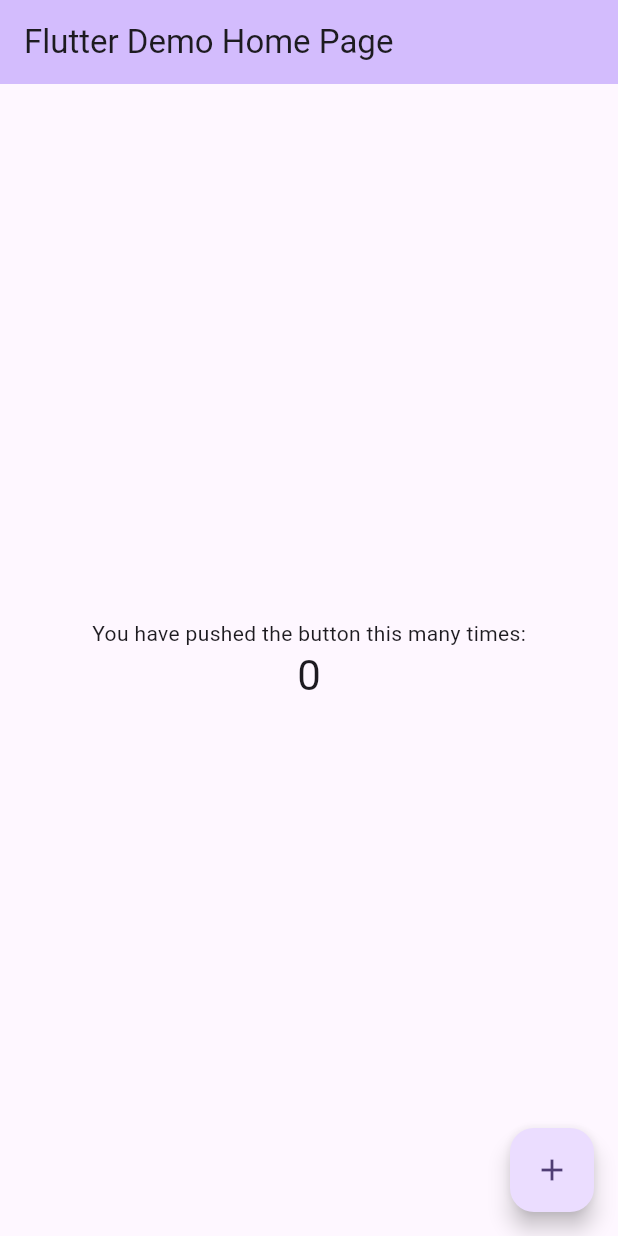
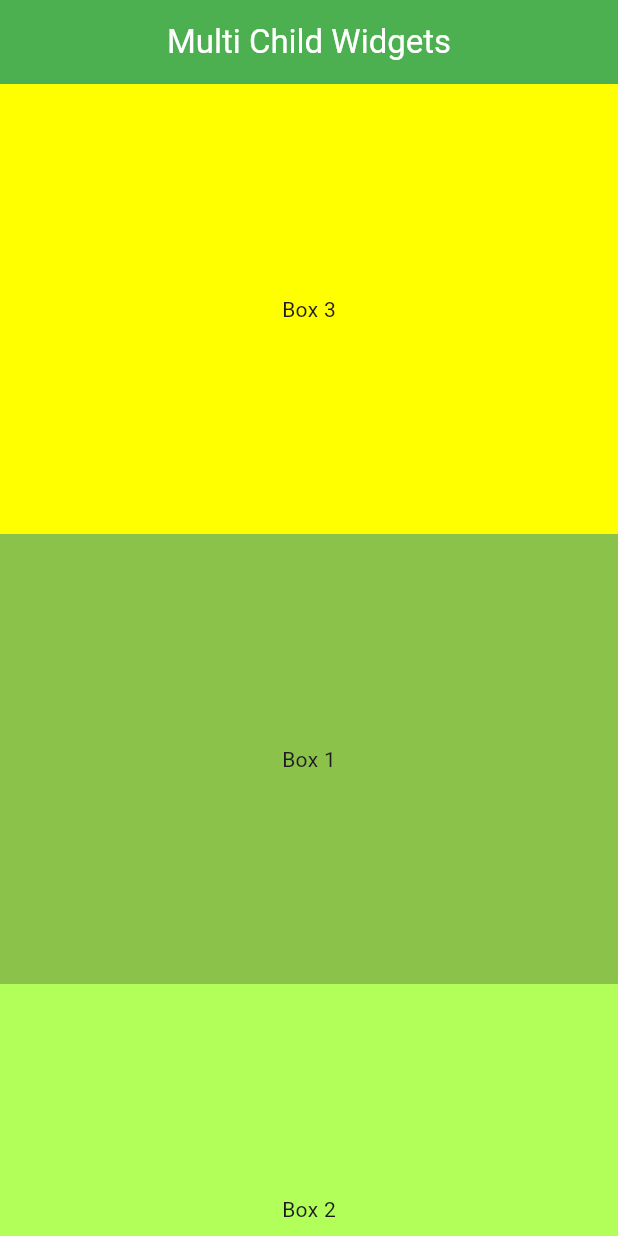
Before and after one commit to Haseeb1389446/Flutter, a Flutter app: the screen it shows after launch, on a phone screen of 412 x 824 dp. Run offline on Flutter 3.47's test engine with Material 3 defaults, Android fonts, the light colour scheme and no system bars.

Commit message:
flutter practice

```diff
--- a/multi_child_widget/lib/main.dart
+++ b/multi_child_widget/lib/main.dart
@@ -1,122 +1,167 @@
 import 'package:flutter/material.dart';
 
 void main() {
-  runApp(const MyApp());
-}
+  runApp(
+    MaterialApp(
+      debugShowCheckedModeBanner: false,
+      home: Scaffold(
+        appBar: AppBar(
+          centerTitle: true,
+          backgroundColor: Colors.green,
+          title: Text(
+            "Multi Child Widgets",
+            style: TextStyle(color: Colors.white),
+          ),
+        ),
 
-class MyApp extends StatelessWidget {
-  const MyApp({super.key});
+        // Row
 
-  // This widget is the root of your application.
-  @override
-  Widget build(BuildContext context) {
-    return MaterialApp(
-      title: 'Flutter Demo',
-      theme: ThemeData(
-        // This is the theme of your application.
-        //
-        // TRY THIS: Try running your application with "flutter run". You'll see
-        // the application has a purple toolbar. Then, without quitting the app,
-        // try changing the seedColor in the colorScheme below to Colors.green
-        // and then invoke "hot reload" (save your changes or press the "hot
-        // reload" button in a Flutter-supported IDE, or press "r" if you used
-        // the command line to start the app).
-        //
-        // Notice that the counter didn't reset back to zero; the application
-        // state is not lost during the reload. To reset the state, use hot
-        // restart instead.
-        //
-        // This works for code too, not just values: Most code changes can be
-        // tested with just a hot reload.
-        colorScheme: ColorScheme.fromSeed(seedColor: Colors.deepPurple),
-      ),
-      home: const MyHomePage(title: 'Flutter Demo Home Page'),
-    );
-  }
-}
+        // body: SingleChildScrollView(
+        //   scrollDirection: Axis.horizontal,
+        //   child: Row(
+        //     children: [
+        //       Container(
+        //         alignment: Alignment.center,
+        //         height: 500,
+        //         width: 800,
+        //         color: Colors.lightGreen,
+        //         child: Text("Box 1"),
+        //       ),
+        //       Container(
+        //         alignment: Alignment.center,
+        //         height: 500,
+        //         width: 800,
+        //         color: Colors.lightGreenAccent,
+        //         child: Text("Box 2"),
+        //       ),
+        //       Container(
+        //         alignment: Alignment.center,
+        //         height: 500,
+        //         width: 800,
+        //         color: Colors.greenAccent,
+        //         child: Text("Box 3"),
+        //       ),
+        //     ],
+        //   ),
+        // ),
 
-class MyHomePage extends StatefulWidget {
-  const MyHomePage({super.key, required this.title});
+        // Column
 
-  // This widget is the home page of your application. It is stateful, meaning
-  // that it has a State object (defined below) that contains fields that affect
-  // how it looks.
+        // body: SingleChildScrollView(
+        //   scrollDirection: Axis.vertical,
+        //   child: Column(
+        //     children: [
+        //       Container(
+        //         alignment: Alignment.center,
+        //         height: 500,
+        //         width: 800,
+        //         color: Colors.lightGreen,
+        //         child: Text("Box 1"),
+        //       ),
+        //       Container(
+        //         alignment: Alignment.center,
+        //         height: 500,
+        //         width: 800,
+        //         color: Colors.lightGreenAccent,
+        //         child: Text("Box 2"),
+        //       ),
+        //       Container(
+        //         alignment: Alignment.center,
+        //         height: 500,
+        //         width: 800,
+        //         color: Colors.greenAccent,
+        //         child: Text("Box 3"),
+        //       ),
+        //     ],
+        //   ),
+        // ),
 
-  // This class is the configuration for the state. It holds the values (in this
-  // case the title) provided by the parent (in this case the App widget) and
-  // used by the build method of the State. Fields in a Widget subclass are
-  // always marked "final".
+        // Stack
 
-  final String title;
+        // body: Stack(
+        //     children: [
+        //       Positioned(
+        //         top: 0,
+        //         left: 150,
+        //         bottom: 100,
+        //         child: Container(
+        //           alignment: Alignment.center,
+        //           height: 300,
+        //           width: 300,
+        //           color: Colors.yellowAccent,
+        //           child: Text("Box 1"),
+        //         ),
+        //       ),
+        //       Positioned(
+        //         top: 0,
+        //         left: 150,
+        //         child: Container(
+        //           alignment: Alignment.center,
+        //           height: 300,
+        //           width: 300,
+        //           color: Colors.lightGreen,
+        //           child: Text("Box 2"),
+        //         ),
+        //       ),
+        //       Positioned(
+        //         top: 0,
+        //         left: 0,
+        //         bottom: 100,
+        //         child: Container(
+        //           alignment: Alignment.center,
+        //           height: 300,
+        //           width: 300,
+        //           color: Colors.lightGreenAccent,
+        //           child: Text("Box 3"),
+        //         ),
+        //       ),
+        //       Positioned(
+        //         top: 0,
+        //         left: 0,
+        //         child: Container(
+        //           alignment: Alignment.center,
+        //           height: 300,
+        //           width: 300,
+        //           color: Colors.greenAccent,
+        //           child: Text("Box 4"),
+        //         ),
+        //       ),
+        //     ],
+        //   ),
 
-  @override
-  State<MyHomePage> createState() => _MyHomePageState();
-}
-
-class _MyHomePageState extends State<MyHomePage> {
-  int _counter = 0;
-
-  void _incrementCounter() {
-    setState(() {
-      // This call to setState tells the Flutter framework that something has
-      // changed in this State, which causes it to rerun the build method below
-      // so that the display can reflect the updated values. If we changed
-      // _counter without calling setState(), then the build method would not be
-      // called again, and so nothing would appear to happen.
-      _counter++;
-    });
-  }
-
-  @override
-  Widget build(BuildContext context) {
-    // This method is rerun every time setState is called, for instance as done
-    // by the _incrementCounter method above.
-    //
-    // The Flutter framework has been optimized to make rerunning build methods
-    // fast, so that you can just rebuild anything that needs updating rather
-    // than having to individually change instances of widgets.
-    return Scaffold(
-      appBar: AppBar(
-        // TRY THIS: Try changing the color here to a specific color (to
-        // Colors.amber, perhaps?) and trigger a hot reload to see the AppBar
-        // change color while the other colors stay the same.
-        backgroundColor: Theme.of(context).colorScheme.inversePrimary,
-        // Here we take the value from the MyHomePage object that was created by
-        // the App.build method, and use it to set our appbar title.
-        title: Text(widget.title),
-      ),
-      body: Center(
-        // Center is a layout widget. It takes a single child and positions it
-        // in the middle of the parent.
-        child: Column(
-          // Column is also a layout widget. It takes a list of children and
-          // arranges them vertically. By default, it sizes itself to fit its
-          // children horizontally, and tries to be as tall as its parent.
-          //
-          // Column has various properties to control how it sizes itself and
-          // how it positions its children. Here we use mainAxisAlignment to
-          // center the children vertically; the main axis here is the vertical
-          // axis because Columns are vertical (the cross axis would be
-          // horizontal).
-          //
-          // TRY THIS: Invoke "debug painting" (choose the "Toggle Debug Paint"
-          // action in the IDE, or press "p" in the console), to see the
-          // wireframe for each widget.
-          mainAxisAlignment: MainAxisAlignment.center,
-          children: <Widget>[
-            const Text('You have pushed the button this many times:'),
-            Text(
-              '$_counter',
-              style: Theme.of(context).textTheme.headlineMedium,
+        body: ListView(
+          children: [
+            Container(
+                alignment: Alignment.center,
+                height: 300,
+                width: 300,
+                color: Colors.yellowAccent,
+                child: Text("Box 3"),
             ),
+            Container(
+                alignment: Alignment.center,
+                height: 300,
+                width: 300,
+                color: Colors.lightGreen,
+                child: Text("Box 1"),
+              ),
+            Container(
+                alignment: Alignment.center,
+                height: 300,
+                width: 300,
+                color: Colors.lightGreenAccent,
+                child: Text("Box 2"),
+              ),
+            Container(
+                alignment: Alignment.center,
+                height: 300,
+                width: 300,
+                color: Colors.greenAccent,
+                child: Text("Box 4"),
+              ),
           ],
         ),
       ),
-      floatingActionButton: FloatingActionButton(
-        onPressed: _incrementCounter,
-        tooltip: 'Increment',
-        child: const Icon(Icons.add),
-      ), // This trailing comma makes auto-formatting nicer for build methods.
-    );
-  }
+    ),
+  );
 }
```
